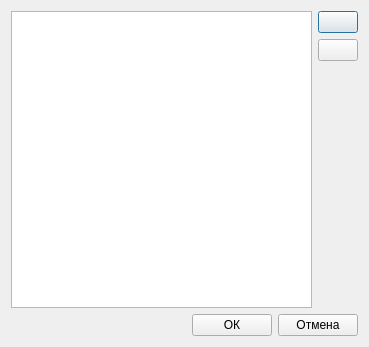
Qt form src/departments/positionseditdialog.ui (megakoko/m-system) before a commit.
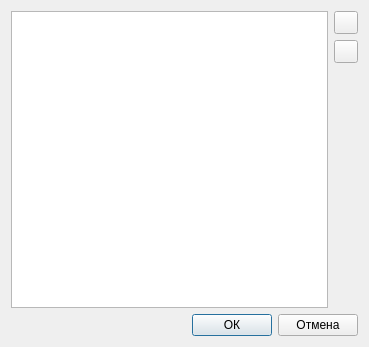
The same form after that commit.

Commit message: Поменял класс кнопкой с иконками с QPushButton на QToolButton.

Patch:
```diff
--- a/src/departments/positionseditdialog.ui
+++ b/src/departments/positionseditdialog.ui
@@ -26,7 +26,7 @@
      <item>
       <layout class="QVBoxLayout" name="verticalLayout">
        <item>
-        <widget class="QPushButton" name="m_addPosition">
+		<widget class="QToolButton" name="m_addPosition">
          <property name="toolTip">
           <string>Добавить должность</string>
          </property>
@@ -36,7 +36,7 @@
         </widget>
        </item>
        <item>
-        <widget class="QPushButton" name="m_deletePosition">
+		<widget class="QToolButton" name="m_deletePosition">
          <property name="toolTip">
           <string>Удалить должность</string>
          </property>
```
The commit also changes 11 other files.
